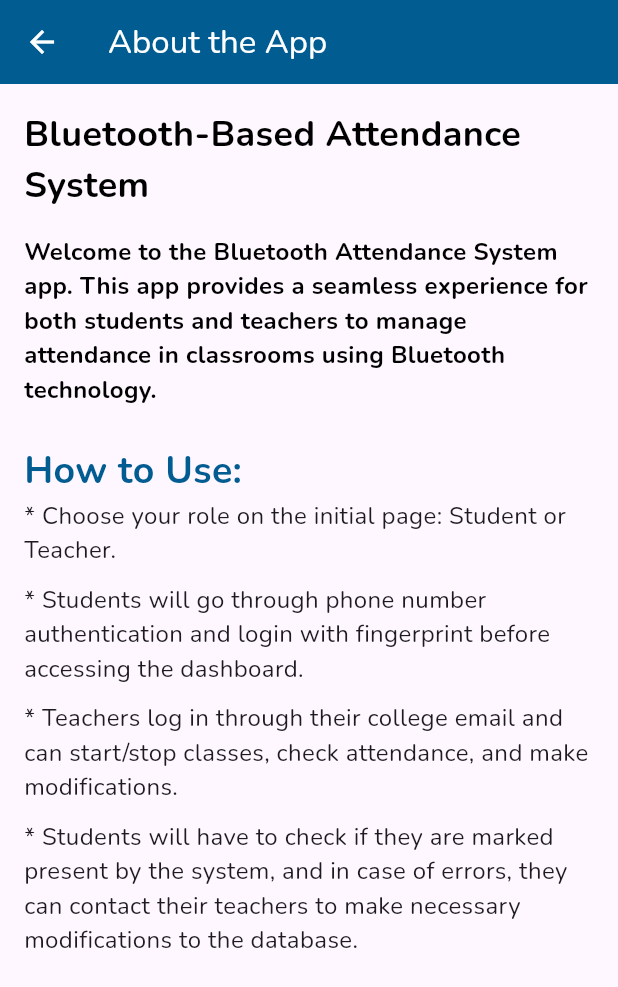
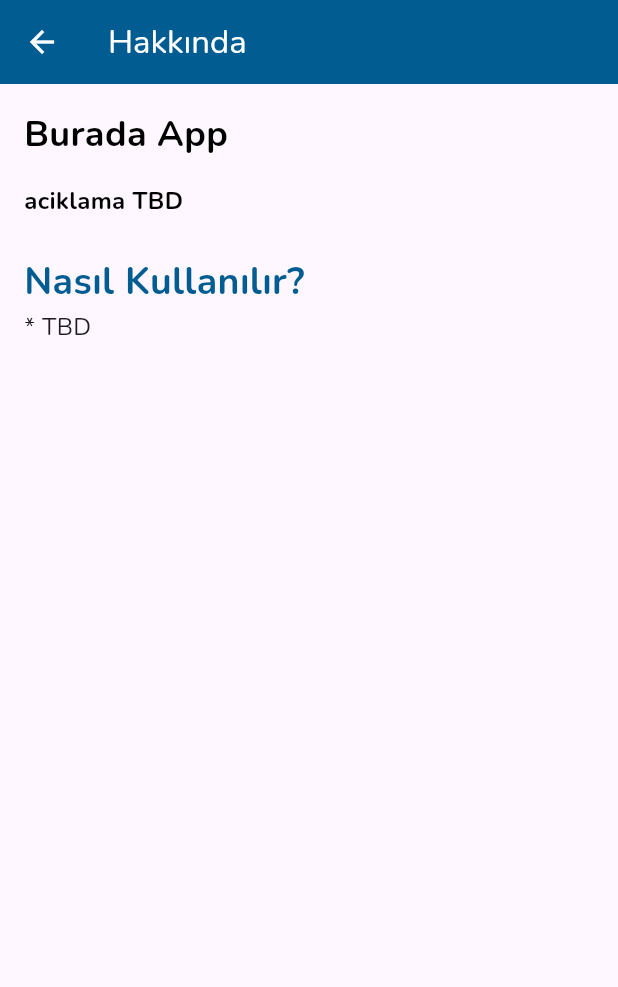
Before and after one commit to omeriakyuz/burada, a Flutter app: the AttendanceTable screen opened directly, after a tap on the "info" icon, on a phone screen of 412 x 824 dp. Shown: the top 987 px of the screen. Run offline on Flutter 3.47's test engine with Material 3 defaults, Android fonts, the phone set to English and light mode, and no system bars; our stand-ins replace cloud_firestore, firebase_auth, firebase_core, firebase_database, flutter_typeahead, google_fonts and 3 more; missing offline and left inert: flutter_ble_peripheral; accounts and stored records are empty.

Commit message:
yerelleştirme

```diff
--- a/lib/info.dart
+++ b/lib/info.dart
@@ -8,7 +8,7 @@ class InfoPage extends StatelessWidget {
   Widget build(BuildContext context) {
     return Scaffold(
       appBar: AppBar(
-        title: const Text('About the App'),
+        title: const Text('Hakkında'),
         backgroundColor: darkest,
         foregroundColor: Colors.white,
       ),
@@ -19,7 +19,7 @@ class InfoPage extends StatelessWidget {
             crossAxisAlignment: CrossAxisAlignment.start,
             children: [
               Text(
-                'Bluetooth-Based Attendance System',
+                'Burada App',
                 style: TextStyle(
                     fontSize: 24,
                     fontWeight: FontWeight.bold,
@@ -27,7 +27,7 @@ class InfoPage extends StatelessWidget {
               ),
               SizedBox(height: 16),
               Text(
-                'Welcome to the Bluetooth Attendance System app. This app provides a seamless experience for both students and teachers to manage attendance in classrooms using Bluetooth technology.',
+                'aciklama TBD',
                 style: TextStyle(
                     fontSize: 16,
                     fontWeight: FontWeight.bold,
@@ -35,27 +35,12 @@ class InfoPage extends StatelessWidget {
               ),
               SizedBox(height: 25),
               Text(
-                'How to Use:',
+                'Nasıl Kullanılır?',
                 style: TextStyle(
                     fontSize: 25, fontWeight: FontWeight.bold, color: darkest),
               ),
               Text(
-                '* Choose your role on the initial page: Student or Teacher.',
-                style: TextStyle(fontSize: 16),
-              ),
-              SizedBox(height: 10),
-              Text(
-                '* Students will go through phone number authentication and login with fingerprint before accessing the dashboard.',
-                style: TextStyle(fontSize: 16),
-              ),
-              SizedBox(height: 10),
-              Text(
-                '* Teachers log in through their college email and can start/stop classes, check attendance, and make modifications.',
-                style: TextStyle(fontSize: 16),
-              ),
-              SizedBox(height: 10),
-              Text(
-                '* Students will have to check if they are marked present by the system, and in case of errors, they can contact their teachers to make necessary modifications to the database.',
+                '* TBD',
                 style: TextStyle(fontSize: 16),
               ),
             ],
--- a/lib/initialPage.dart
+++ b/lib/initialPage.dart
@@ -48,7 +48,7 @@ class _ChooseRolePageState extends State<ChooseRolePage> {
           mainAxisAlignment: MainAxisAlignment.center,
           children: [
             const Text(
-              "Select your position",
+              "Durumunu seç",
               style: TextStyle(
                   fontSize: 30, color: darkest, fontWeight: FontWeight.w600),
             ),
@@ -56,7 +56,7 @@ class _ChooseRolePageState extends State<ChooseRolePage> {
             const SizedBox(
                 width: 250,
                 child: Text(
-                  'Choose your role and login with your credentials to continue to the app.',
+                  'Uygulamaya devam etmek için rolünü seç ve bilgilerini girerek giriş yap.',
                   textAlign: TextAlign.center,
                 )),
             const SizedBox(height: 60),
@@ -69,17 +69,18 @@ class _ChooseRolePageState extends State<ChooseRolePage> {
                 );
               },
               style: ElevatedButton.styleFrom(
+
                 backgroundColor: middle,
                 foregroundColor: Colors.white,
                 padding: const EdgeInsets.only(
-                  left: 50,
-                  right: 50,
+                  left: 60,
+                  right: 60,
                   top: 15,
                   bottom: 15,
                 ),
               ),
               child: const Text(
-                'Student',
+                'Öğrenci',
                 style: TextStyle(fontSize: 18),
               ),
             ),
@@ -103,7 +104,7 @@ class _ChooseRolePageState extends State<ChooseRolePage> {
                 ),
               ),
               child: const Text(
-                'Teacher',
+                'Öğretmen',
                 style: TextStyle(fontSize: 18),
               ),
             ),
--- a/lib/main.dart
+++ b/lib/main.dart
@@ -53,7 +53,7 @@ class MyApp extends StatelessWidget {
         '/teacher_addclass': (context) => const AddClass(),
       },
       debugShowCheckedModeBanner: false,
-      title: 'BLE Peripheral',
+      title: 'Burada',
       theme: ThemeData(
         textTheme: GoogleFonts.nunitoTextTheme(),
         primarySwatch: Colors.blue,
@@ -91,7 +91,7 @@ class _MyHomePageState extends State<MyHomePage> {
   Widget build(BuildContext context) {
     return Scaffold(
         appBar: AppBar(
-          title: const Text('Attend Class'),
+          title: const Text('Dersin Yoklamasına Katıl'),
           backgroundColor: darkest,
           foregroundColor: Colors.white,
           automaticallyImplyLeading: true,
@@ -116,7 +116,7 @@ class _MyHomePageState extends State<MyHomePage> {
             mainAxisAlignment: MainAxisAlignment.center,
             children: <Widget>[
               Text(
-                'ROLL NUMBER: \n $rollNumber',
+                'ÖĞRENCİ NUMARAN: \n $rollNumber',
                 style: const TextStyle(
                     fontSize: 30, color: darkest, fontWeight: FontWeight.w600),
                 textAlign: TextAlign.center,
@@ -141,13 +141,13 @@ class _MyHomePageState extends State<MyHomePage> {
                   ),
                 ),
                 child:
-                Text(isAdvertising ? 'Stop Attending' : 'Start Attending'),
+                Text(isAdvertising ? 'Yoklamayı Durdur' : 'Yoklamayı Başlat'),
               ),
               if (isAdvertising)
                 const SizedBox(
                     height: 50,
                     child: Center(
-                      child: Text('You are attending the class...',
+                      child: Text('Dersin yoklamasına katılıyorsun...',
                           style: TextStyle(
                               fontSize: 18,
                               color: Colors.green,
--- a/lib/perspectives/student/check_attendance.dart
+++ b/lib/perspectives/student/check_attendance.dart
@@ -20,7 +20,7 @@ class _StudentAttendancePageState extends State<StudentAttendancePage> {
   @override
   Widget build(BuildContext context) {
     return StudentBasePage(
-      title: 'Attendance',
+      title: 'Yoklama',
       currentPageIndex: _currentPageIndex,
       buildBody: (context) => FutureBuilder(
         future: getSubjectsForCurrentSemester(),
--- a/lib/perspectives/student/home.dart
+++ b/lib/perspectives/student/home.dart
@@ -21,7 +21,7 @@ class _StudentHomePageState extends State<StudentHomePage> {
   @override
   Widget build(BuildContext context) {
     return StudentBasePage(
-      title: 'Dashboard',
+      title: 'Kontrol Paneli',
       currentPageIndex: _currentPageIndex,
       buildBody: (context) => FutureBuilder(
         future: getSubjectsForCurrentSemester(),
@@ -98,7 +98,7 @@ class _StudentHomePageState extends State<StudentHomePage> {
                               textStyle: const TextStyle(fontSize: 15),
                             ),
                             child: const Text(
-                              'Attend',
+                              'Katıl',
                               style: TextStyle(color: Colors.black),
                             ),
                           ),
--- a/lib/perspectives/student/login.dart
+++ b/lib/perspectives/student/login.dart
@@ -1,3 +1,4 @@
+
 import 'package:burada/colors.dart';
 import 'package:flutter/material.dart';
 import 'package:flutter/services.dart';
@@ -49,7 +50,7 @@ class _StudentLoginPageState extends State<StudentLoginPage> {
                 );
               })
         ],
-        title: const Text('Login as Student'),
+        title: const Text('Öğrenci olarak giriş yap'),
       ),
       body: Center(
         child: Column(
@@ -57,7 +58,7 @@ class _StudentLoginPageState extends State<StudentLoginPage> {
           crossAxisAlignment: CrossAxisAlignment.center,
           children: <Widget>[
             const Text(
-              'Login with Fingerprint',
+              'Parmak izini doğrula',
               style: TextStyle(
                   fontSize: 30, color: darkest, fontWeight: FontWeight.w600),
             ),
@@ -67,14 +68,14 @@ class _StudentLoginPageState extends State<StudentLoginPage> {
             const SizedBox(
                 width: 350,
                 child: Text(
-                  'Click on the icon below to authenticate yourself with your fingerprint and continue to the app.',
+                  'Alttaki ikonu kullanarak parmak izini doğrula ve uygulamaya devam et.',
                   textAlign: TextAlign.center,
                 )),
             IconButton(
               onPressed: _authenticate,
               icon: const Icon(Icons.fingerprint_outlined),
               iconSize: 300.0, // Adjust size as needed
-              tooltip: 'Authenticate with Biometrics',
+              tooltip: 'Biyometrik doğrulama',
               color: secondDark,
             ),
           ],
@@ -87,13 +88,13 @@ class _StudentLoginPageState extends State<StudentLoginPage> {
     try {
       bool authenticated = await auth.authenticate(
           localizedReason:
-              'You must authenticate yourself to continue to the app.',
+              'Uygulamaya devam etmek için doğrulamayı yapmalısın.',
           options: const AuthenticationOptions(
             stickyAuth: true,
             biometricOnly: true,
           ));
 
-      print('Authenticated: $authenticated');
+      print('Doğrulandı: $authenticated');
       if (authenticated) {
         // Navigate to the main page
         Navigator.pushAndRemoveUntil(
@@ -111,7 +112,7 @@ class _StudentLoginPageState extends State<StudentLoginPage> {
     List<BiometricType> availableBiometrics =
         await auth.getAvailableBiometrics();
 
-    print("List of available biometrics: $availableBiometrics");
+    print("Mevcut biyometriklerin listesi: $availableBiometrics");
 
     if (!mounted) {
       return;
--- a/lib/perspectives/student/student_base.dart
+++ b/lib/perspectives/student/student_base.dart
@@ -72,7 +72,7 @@ class StudentBasePage extends StatelessWidget {
               tabs: [
                 GButton(
                   icon: Icons.home,
-                  text: 'Home',
+                  text: 'Anasayfa',
                   onPressed: () {
                     Navigator.of(context).push(
                       PageTransitionAnimation(
@@ -84,7 +84,7 @@ class StudentBasePage extends StatelessWidget {
                 ),
                 GButton(
                   icon: Icons.assignment,
-                  text: 'Attendance',
+                  text: 'Yoklama',
                   onPressed: () {
                     Navigator.of(context).push(
                       PageTransitionAnimation(
@@ -109,7 +109,7 @@ class StudentBasePage extends StatelessWidget {
                 ),
                 padding: EdgeInsets.all(20),
                 child: Text(
-                  'Menu',
+                  'Menü',
                   style: TextStyle(
                     color: Colors.white,
                     fontSize: 30,
@@ -118,7 +118,7 @@ class StudentBasePage extends StatelessWidget {
               ),
             ),
             ListTile(
-              title: const Text('Settings'),
+              title: const Text('Ayarlar'),
               onTap: () {
                 Navigator.of(context).push(
                   PageTransitionAnimation(
@@ -128,7 +128,7 @@ class StudentBasePage extends StatelessWidget {
               },
             ),
             ListTile(
-              title: const Text('About Us'),
+              title: const Text('Hakkında'),
               onTap: () {
                 Navigator.of(context).push(
                   PageTransitionAnimation(
--- a/lib/perspectives/teacher/attendance.dart
+++ b/lib/perspectives/teacher/attendance.dart
@@ -21,7 +21,7 @@ class _AttendanceTableState extends State<AttendanceTable> {
 
     return Scaffold(
       appBar: AppBar(
-        title: const Text('Attendance'),
+        title: const Text('Yoklama'),
         backgroundColor: darkest,
         foregroundColor: Colors.white,
         automaticallyImplyLeading: true,
@@ -63,25 +63,25 @@ class _AttendanceTableState extends State<AttendanceTable> {
                   columns: <DataColumn>[
                     DataColumn(
                       label: Text(
-                        'Roll No',
+                        'Öğr. No',
                         style: TextStyle(fontStyle: FontStyle.italic),
                       ),
                     ),
                     const DataColumn(
                       label: Text(
-                        'Name',
+                        'İsim',
                         style: TextStyle(fontStyle: FontStyle.italic),
                       ),
                     ),
                     DataColumn(
                       label: Text(
-                        DateFormat('yyyy-MM-dd').format(DateTime.now()),
+                        DateFormat('dd-MM-yyyy').format(DateTime.now()),
                         style: const TextStyle(fontStyle: FontStyle.italic),
                       ),
                     ),
                     const DataColumn(
                       label: Text(
-                        'Phone Number',
+                        'Telefon No.',
                         style: TextStyle(fontStyle: FontStyle.italic),
                       ),
                     ),
--- a/lib/perspectives/teacher/home.dart
+++ b/lib/perspectives/teacher/home.dart
@@ -25,7 +25,7 @@ class _TeacherHomePageState extends State<TeacherHomePage> {
   @override
   Widget build(BuildContext context) {
     return TeacherBasePage(
-      title: 'Dashboard',
+      title: 'Kontrol Paneli',
       currentPageIndex: _currentPageIndex,
       buildBody: (context) => StreamBuilder<QuerySnapshot>(
           stream: FirebaseFirestore.instance
--- a/lib/perspectives/teacher/teacher_base.dart
+++ b/lib/perspectives/teacher/teacher_base.dart
@@ -73,7 +73,7 @@ class TeacherBasePage extends StatelessWidget {
               tabs: [
                 GButton(
                   icon: Icons.home,
-                  text: 'Home',
+                  text: 'Anasayfa',
                   onPressed: () {
                     Navigator.of(context).push(
                       PageTransitionAnimation(
@@ -85,7 +85,7 @@ class TeacherBasePage extends StatelessWidget {
                 ),
                 GButton(
                   icon: Icons.add_circle_outline_outlined,
-                  text: 'Add Class',
+                  text: 'Sınıf Ekle',
                   onPressed: () {
                     Navigator.of(context).push(
                       PageTransitionAnimation(
@@ -97,7 +97,7 @@ class TeacherBasePage extends StatelessWidget {
                 ),
                 GButton(
                   icon: Icons.assignment,
-                  text: 'Attendance',
+                  text: 'Yoklama',
                   onPressed: () {
                     Navigator.of(context).push(
                       PageTransitionAnimation(
@@ -122,7 +122,7 @@ class TeacherBasePage extends StatelessWidget {
                 ),
                 padding: EdgeInsets.all(20),
                 child: Text(
-                  'Menu',
+                  'Menü',
                   style: TextStyle(
                     color: Colors.white,
                     fontSize: 30,
@@ -131,7 +131,7 @@ class TeacherBasePage extends StatelessWidget {
               ),
             ),
             ListTile(
-              title: const Text('Settings'),
+              title: const Text('Ayarlar'),
               onTap: () {
                 Navigator.of(context).push(
                   PageTransitionAnimation(
@@ -141,7 +141,7 @@ class TeacherBasePage extends StatelessWidget {
               },
             ),
             ListTile(
-              title: const Text('About Us'),
+              title: const Text('Hakkında'),
               onTap: () {
                 Navigator.of(context).push(
                   PageTransitionAnimation(
```
Also changed, not shown: lib/perspectives/student/phone_auth.dart (+17 -16 lines), lib/perspectives/teacher/addclass.dart (+19 -19 lines), lib/perspectives/teacher/email_auth.dart (+8 -8 lines), 2 other files.
